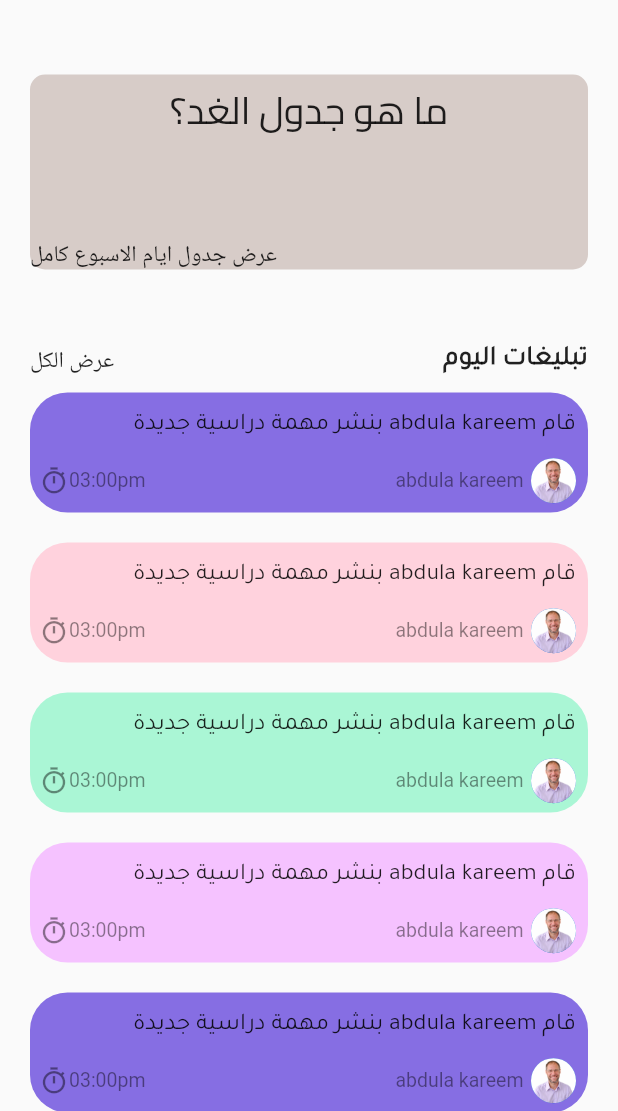
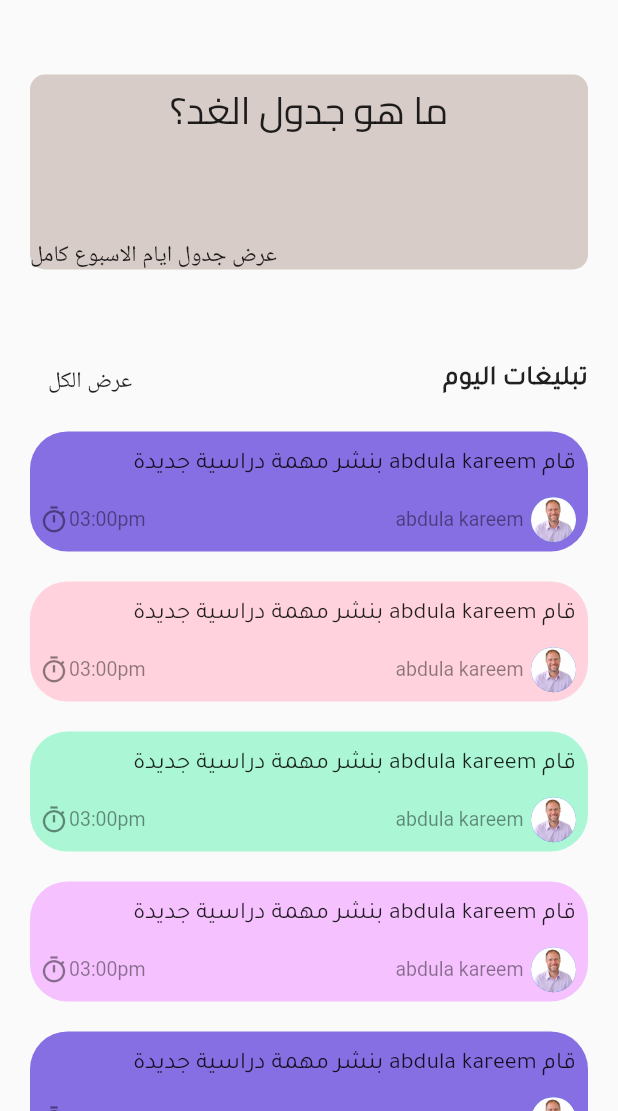
Before and after one commit to ShahadJawad/School-Management-System-Fluter, a Flutter app: the Home screen opened directly, on a phone screen of 412 x 824 dp, the part 125-1236 px from its top. Run offline on Flutter 3.47's test engine with Material 2 defaults, Android fonts, the phone set to English and light mode, and no system bars; our stand-ins replace animated_text_kit.

```diff
--- a/lib/lists/colorList.dart
+++ b/lib/lists/colorList.dart
@@ -2,6 +2,7 @@ import 'package:flutter/material.dart';
 import 'package:grad_projct/constant.dart';
 
 class colors {
+
   colors({required this.myColors});
   Color myColors;
 }
--- a/lib/pagess/Home_page.dart
+++ b/lib/pagess/Home_page.dart
@@ -1,8 +1,8 @@
 import 'package:flutter/material.dart';
 import 'package:grad_projct/constant.dart';
 import 'package:grad_projct/lists/colorList.dart';
+import 'package:grad_projct/pagess/Notifications_page.dart';
 import 'package:grad_projct/widgets/homeDrawer.dart';
-
 
 class Home extends StatefulWidget {
   const Home({Key? key}) : super(key: key);
@@ -16,20 +16,23 @@ class _HomeState extends State<Home> {
   Widget build(BuildContext context) {
     return Scaffold(
         appBar: AppBar(
-
           //image
-        actions:  [
+          actions: [
             Container(
-          margin:const EdgeInsets.symmetric(horizontal: 10),
-            child:const CircleAvatar(backgroundImage: AssetImage('assets/images/person.jpg'),radius: 18,))],
+                margin: const EdgeInsets.symmetric(horizontal: 10),
+                child: const CircleAvatar(
+                  backgroundImage: AssetImage('assets/images/person.jpg'),
+                  radius: 18,
+                ))
+          ],
 
           //drawer
-        leading: Builder(
-          builder:(context) {
+          leading: Builder(builder: (context) {
             return IconButton(
-              onPressed: ()=>Scaffold.of(context).openDrawer(),
-              icon: Icon(Icons.format_list_bulleted_outlined,color: Colors.black));}
-        ),
+                onPressed: () => Scaffold.of(context).openDrawer(),
+                icon: Icon(Icons.format_list_bulleted_outlined,
+                    color: Colors.black));
+          }),
           backgroundColor: Colors.white10,
           elevation: 0,
         ),
@@ -38,76 +41,101 @@ class _HomeState extends State<Home> {
         ),
         body: Padding(
             padding: EdgeInsets.symmetric(horizontal: 10),
-          child:Column(
+            child: Column(
               children: [
                 //صباح الخير text
                 Row(
                   children: [
                     const Text('صباح الخير,',
-                      style: TextStyle(fontFamily: 'Tajawal',fontSize: 20)),
-                   const   Text( 'احمد ' , style: TextStyle(
-                          fontWeight: FontWeight.bold,
-                          fontSize: 20)),
-                  Icon(Icons.emoji_emotions_outlined,size: 18,color: KColor,)
-                ],),
+                        style: TextStyle(fontFamily: 'Tajawal', fontSize: 20)),
+                    const Text('احمد ',
+                        style: TextStyle(
+                            fontWeight: FontWeight.bold, fontSize: 20)),
+                    Icon(
+                      Icons.emoji_emotions_outlined,
+                      size: 18,
+                      color: KColor,
+                    )
+                  ],
+                ),
 
                 //جدول
                 Container(
-                  margin: EdgeInsets.symmetric(vertical: 50,horizontal: 10),
+                  margin: EdgeInsets.symmetric(vertical: 50, horizontal: 10),
                   height: 130,
                   width: MediaQuery.of(context).size.width,
-                  decoration:BoxDecoration(
+                  decoration: BoxDecoration(
                     color: Colors.brown[100],
                     borderRadius: BorderRadius.circular(10),
-                  ) ,
+                  ),
                   child: Column(
                     crossAxisAlignment: CrossAxisAlignment.center,
                     mainAxisAlignment: MainAxisAlignment.spaceBetween,
                     children: [
                       const Center(
-                          child: Text('ما هو جدول الغد؟',style: TextStyle(fontSize: 25,fontFamily: 'Cairo')),
+                        child: Text('ما هو جدول الغد؟',
+                            style:
+                                TextStyle(fontSize: 25, fontFamily: 'Cairo')),
                       ),
                       Row(
                         mainAxisAlignment: MainAxisAlignment.end,
                         children: [Text('عرض جدول ايام الاسبوع كامل')],
                       ),
-
                     ],
                   ),
                 ),
-
 
                 //text تبليغات
                 Container(
                   margin: EdgeInsets.symmetric(horizontal: 10),
                   child: Row(
                     mainAxisAlignment: MainAxisAlignment.spaceBetween,
-                  children:const [
-                  Text('تبليغات اليوم ',
-                      style: TextStyle(fontWeight: FontWeight.bold, fontSize: 18,fontFamily: 'Tajawal'),),
-                  Text('عرض الكل')
-                ],),
+                    children: [
+                      const Text(
+                        'تبليغات اليوم ',
+                        style: TextStyle(
+                            fontWeight: FontWeight.bold,
+                            fontSize: 18,
+                            fontFamily: 'Tajawal'),
+                      ),
+                      Container(
+                        width: 80,
+                        child: IconButton(
+                          onPressed: () {
+                            Navigator.of(context).push(
+                              MaterialPageRoute(
+                                builder: ((context) => Notifications_page()),
+                              ),
+                            );
+                          },
+                          icon: const Text('عرض الكل'),
+                        ),
+                      )
+                    ],
+                  ),
                 ),
 
                 Flexible(
                   child: ListView.builder(
-                    itemCount:6 ,
+                      itemCount: 6,
                       shrinkWrap: true,
-                    itemBuilder: (context, index) =>
-                        InkWell(
-                          onTap: (){},
+                      itemBuilder: (context, index) => InkWell(
+                            onTap: () {},
                             child: Container(
-                        padding: EdgeInsets.only(top: 6,right: 8,left: 6),
+                              padding:
+                                  EdgeInsets.only(top: 6, right: 8, left: 6),
                               height: 80,
                               margin: EdgeInsets.all(10),
                               decoration: BoxDecoration(
                                   borderRadius: BorderRadius.circular(25),
                                   color: colorList[index].myColors),
-                          child:Column(
-                            mainAxisAlignment: MainAxisAlignment.spaceAround,
+                              child: Column(
+                                mainAxisAlignment:
+                                    MainAxisAlignment.spaceAround,
                                 crossAxisAlignment: CrossAxisAlignment.start,
                                 children: [
-                            const  Text('قام abdula kareem بنشر مهمة دراسية جديدة',
+                                  const Text(
+                                      'قام abdula kareem بنشر مهمة دراسية جديدة',
                                       style: TextStyle(
                                         fontFamily: 'Tajawal',
                                         fontSize: 16,
@@ -115,39 +143,51 @@ class _HomeState extends State<Home> {
 
                                   //main
                                   Row(
-                                mainAxisAlignment: MainAxisAlignment.spaceBetween,
+                                    mainAxisAlignment:
+                                        MainAxisAlignment.spaceBetween,
                                     children: [
-
                                       //for image and name
                                       Row(
-                                    children:const [
-                                      CircleAvatar(backgroundImage: AssetImage('assets/images/person2.jpg'),
+                                        children: const [
+                                          CircleAvatar(
+                                            backgroundImage: AssetImage(
+                                                'assets/images/person2.jpg'),
                                             radius: 15,
                                           ),
-                                      SizedBox(width:5),
-                                      Text('abdula kareem',style: TextStyle (color: Colors.black45,fontSize: 13),)],),
+                                          SizedBox(width: 5),
+                                          Text(
+                                            'abdula kareem',
+                                            style: TextStyle(
+                                                color: Colors.black45,
+                                                fontSize: 13),
+                                          )
+                                        ],
+                                      ),
 
                                       //for time
                                       Row(
-                                    children:const [
-                                    Text('03:00pm',style: TextStyle(color: Colors.black45,fontSize: 13),),
-                                    Icon(Icons.timer_sharp,color: Colors.black45,size: 20,)
-                                  ],)
-
+                                        children: const [
+                                          Text(
+                                            '03:00pm',
+                                            style: TextStyle(
+                                                color: Colors.black45,
+                                                fontSize: 13),
+                                          ),
+                                          Icon(
+                                            Icons.timer_sharp,
+                                            color: Colors.black45,
+                                            size: 20,
+                                          )
                                         ],
                                       )
                                     ],
-                          ) ,
-                      ),
                                   )
-
+                                ],
                               ),
                             ),
-
-
+                          )),
+                ),
               ],
-          )
-      )
-    );
+            )));
   }
 }
```
Also changed, not shown: lib/pagess/Notifications_page.dart (added, +119 -0 lines). Lines whose indentation alone changed are shown as unchanged.
